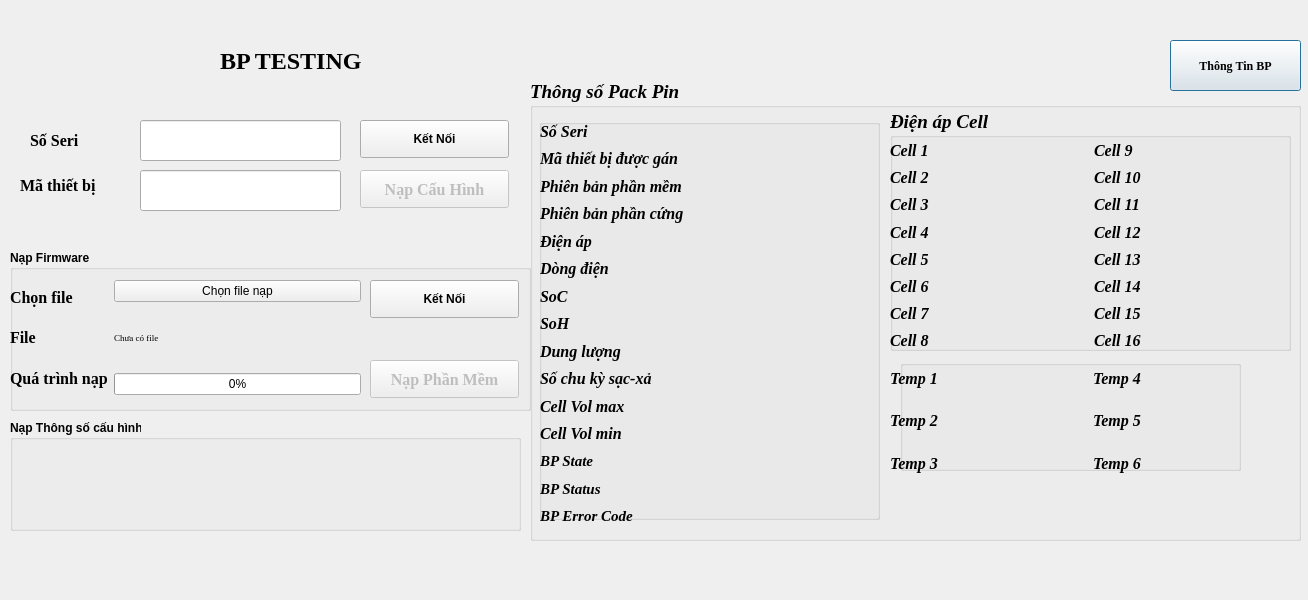
Above: views/bp.ui from CongPV121/SDT before the change. Below: the same form after it.
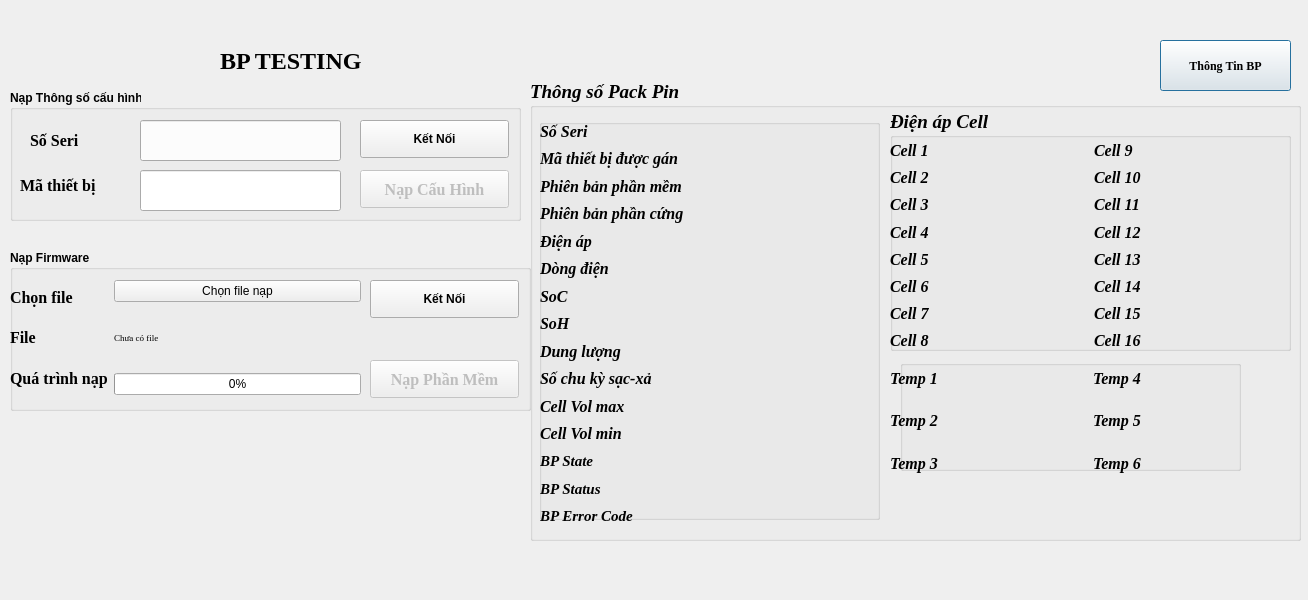
That is the form after the change. Icons and pictures are not drawn.

Patch:
```diff
--- a/views/bp.ui
+++ b/views/bp.ui
@@ -22,7 +22,7 @@
   <widget class="QPushButton" name="read_btn">
    <property name="geometry">
     <rect>
-     <x>1170</x>
+     <x>1160</x>
      <y>40</y>
      <width>131</width>
      <height>51</height>
@@ -1537,9 +1537,9 @@
    <property name="geometry">
     <rect>
      <x>10</x>
-     <y>420</y>
+     <y>90</y>
      <width>511</width>
-     <height>111</height>
+     <height>131</height>
     </rect>
    </property>
    <property name="baseSize">
```
